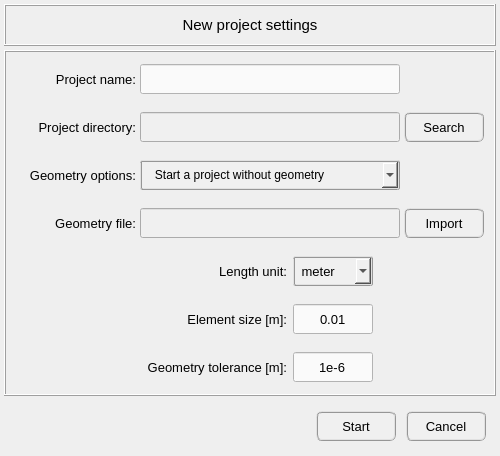
Qt form pulse/interface/ui_files/project/new_project_input.ui (open-pulse/OpenPulse) before a commit.
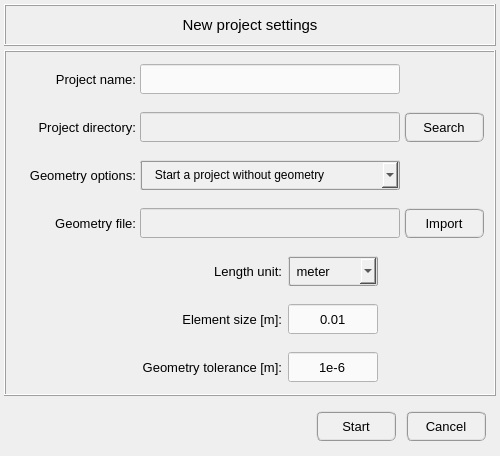
The same form after that commit. Icons and pictures are not drawn.

What changed in the file:
```diff
--- a/pulse/interface/ui_files/project/new_project_input.ui
+++ b/pulse/interface/ui_files/project/new_project_input.ui
@@ -184,26 +184,6 @@
          <property name="verticalSpacing">
           <number>4</number>
          </property>
-         <item row="0" column="3">
-          <widget class="QFrame" name="frame_16">
-           <property name="frameShape">
-            <enum>QFrame::NoFrame</enum>
-           </property>
-           <property name="frameShadow">
-            <enum>QFrame::Raised</enum>
-           </property>
-          </widget>
-         </item>
-         <item row="0" column="0">
-          <widget class="QFrame" name="frame_13">
-           <property name="frameShape">
-            <enum>QFrame::NoFrame</enum>
-           </property>
-           <property name="frameShadow">
-            <enum>QFrame::Raised</enum>
-           </property>
-          </widget>
-         </item>
          <item row="0" column="1">
           <widget class="QLabel" name="label_length_unit">
            <property name="minimumSize">
@@ -235,13 +215,13 @@
           <widget class="QComboBox" name="comboBox_length_unit">
            <property name="minimumSize">
             <size>
-             <width>80</width>
+             <width>90</width>
              <height>30</height>
             </size>
            </property>
            <property name="maximumSize">
             <size>
-             <width>80</width>
+             <width>90</width>
              <height>30</height>
             </size>
            </property>
@@ -267,6 +247,32 @@
            </item>
           </widget>
          </item>
+         <item row="0" column="3">
+          <spacer name="horizontalSpacer_2">
+           <property name="orientation">
+            <enum>Qt::Horizontal</enum>
+           </property>
+           <property name="sizeHint" stdset="0">
+            <size>
+             <width>40</width>
+             <height>20</height>
+            </size>
+           </property>
+          </spacer>
+         </item>
+         <item row="0" column="0">
+          <spacer name="horizontalSpacer_3">
+           <property name="orientation">
+            <enum>Qt::Horizontal</enum>
+           </property>
+           <property name="sizeHint" stdset="0">
+            <size>
+             <width>40</width>
+             <height>20</height>
+            </size>
+           </property>
+          </spacer>
+         </item>
         </layout>
        </widget>
       </item>
@@ -421,16 +427,6 @@
          <property name="verticalSpacing">
           <number>4</number>
          </property>
-         <item row="0" column="0">
-          <widget class="QFrame" name="frame_11">
-           <property name="frameShape">
-            <enum>QFrame::NoFrame</enum>
-           </property>
-           <property name="frameShadow">
-            <enum>QFrame::Raised</enum>
-           </property>
-          </widget>
-         </item>
          <item row="0" column="2">
           <widget class="QLineEdit" name="lineEdit_element_size">
            <property name="enabled">
@@ -438,13 +434,13 @@
            </property>
            <property name="minimumSize">
             <size>
-             <width>80</width>
+             <width>90</width>
              <height>30</height>
             </size>
            </property>
            <property name="maximumSize">
             <size>
-             <width>80</width>
+             <width>90</width>
              <height>30</height>
             </size>
            </property>
@@ -514,15 +510,31 @@
            </property>
           </widget>
          </item>
+         <item row="0" column="0">
+          <spacer name="horizontalSpacer_4">
+           <property name="orientation">
+            <enum>Qt::Horizontal</enum>
+           </property>
+           <property name="sizeHint" stdset="0">
+            <size>
+             <width>40</width>
+             <height>20</height>
+            </size>
+           </property>
+          </spacer>
+         </item>
          <item row="0" column="3">
-          <widget class="QFrame" name="frame_12">
-           <property name="frameShape">
-            <enum>QFrame::NoFrame</enum>
+          <spacer name="horizontalSpacer_7">
+           <property name="orientation">
+            <enum>Qt::Horizontal</enum>
            </property>
-           <property name="frameShadow">
-            <enum>QFrame::Raised</enum>
+           <property name="sizeHint" stdset="0">
+            <size>
+             <width>40</width>
+             <height>20</height>
+            </size>
            </property>
-          </widget>
+          </spacer>
          </item>
         </layout>
        </widget>
@@ -872,16 +884,6 @@
          <property name="verticalSpacing">
           <number>4</number>
          </property>
-         <item row="0" column="0">
-          <widget class="QFrame" name="frame_14">
-           <property name="frameShape">
-            <enum>QFrame::NoFrame</enum>
-           </property>
-           <property name="frameShadow">
-            <enum>QFrame::Raised</enum>
-           </property>
-          </widget>
-         </item>
          <item row="0" column="1">
           <widget class="QLabel" name="label_geometry_tolerance">
            <property name="minimumSize">
@@ -916,13 +918,13 @@
            </property>
            <property name="minimumSize">
             <size>
-             <width>80</width>
+             <width>90</width>
              <height>30</height>
             </size>
            </property>
            <property name="maximumSize">
             <size>
-             <width>80</width>
+             <width>90</width>
              <height>30</height>
             </size>
            </property>
@@ -965,15 +967,31 @@
            </property>
           </widget>
          </item>
+         <item row="0" column="0">
+          <spacer name="horizontalSpacer_5">
+           <property name="orientation">
+            <enum>Qt::Horizontal</enum>
+           </property>
+           <property name="sizeHint" stdset="0">
+            <size>
+             <width>40</width>
+             <height>20</height>
+            </size>
+           </property>
+          </spacer>
+         </item>
          <item row="0" column="3">
-          <widget class="QFrame" name="frame_15">
-           <property name="frameShape">
-            <enum>QFrame::NoFrame</enum>
+          <spacer name="horizontalSpacer_6">
+           <property name="orientation">
+            <enum>Qt::Horizontal</enum>
            </property>
-           <property name="frameShadow">
-            <enum>QFrame::Raised</enum>
+           <property name="sizeHint" stdset="0">
+            <size>
+             <width>40</width>
+             <height>20</height>
+            </size>
            </property>
-          </widget>
+          </spacer>
          </item>
         </layout>
        </widget>
```
